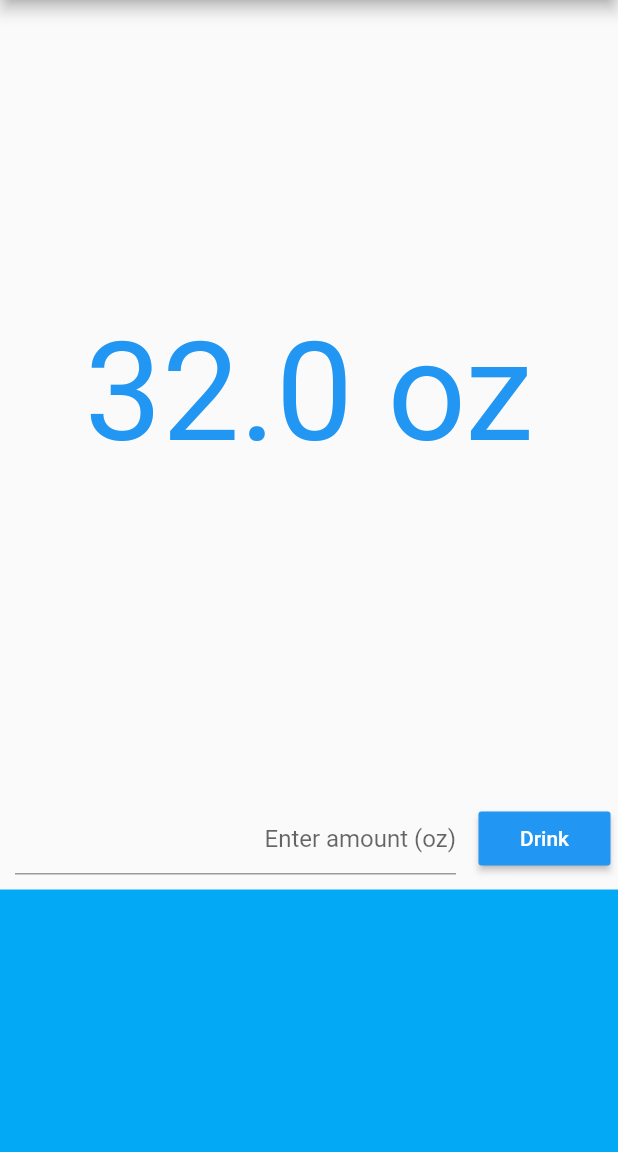
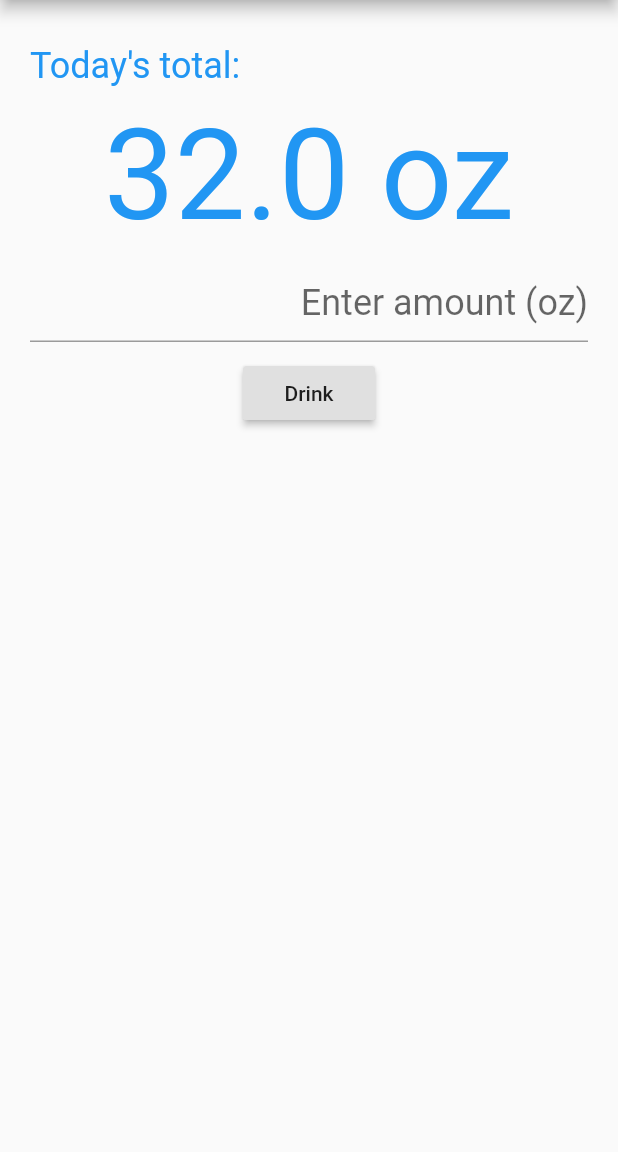
Before and after one commit to dgravesa/WaterLogger-Mobile, a Flutter app: the screen it shows after launch, on a phone screen of 412 x 824 dp, the part 84-1236 px from its top. Run offline on Flutter 3.47's test engine with Material 2 defaults, Android fonts, the phone set to English and light mode, and no system bars.

Commit message:
changing widgets to line in a single column; somewhat simpler

```diff
--- a/lib/main.dart
+++ b/lib/main.dart
@@ -47,63 +47,53 @@ class _HomePageState extends State<HomePage> {
           ),
         ),
       ),
-      body: Column(
+      body: Container(
+        margin: EdgeInsets.all(20.0),
+        child: Column(
           children: <Widget>[
-          Expanded(
-            flex: 3,
-            child: Container(
-              margin: EdgeInsets.all(20.0),
+            Container(
+              padding: EdgeInsets.only(top: 10.0),
+              child: Text(
+                "Today's total:",
+                style: TextStyle(
+                  color: Colors.blue,
+                  fontSize: 24.0,
+                ),
+              ),
+              alignment: Alignment.centerLeft,
+            ),
+            Container(
+              padding: EdgeInsets.only(top: 10.0, bottom: 10.0),
               alignment: Alignment.center,
               child: Text(
-                amount.toString() + ' oz',
-                textAlign: TextAlign.center,
+                amount.toString() + " oz",
                 style: TextStyle(
                   color: Colors.blue,
-                  fontSize: 92.0,
+                  fontSize: 84.0,
                 ),
+              )
             ),
+            TextField(
+              keyboardType: TextInputType.number,
+              textAlign: TextAlign.right,
+              style: TextStyle(
+                fontSize: 24.0,
               ),
-          ),
-          Row(
-            children: <Widget>[
-              Expanded(
-                child: Container(
-                  margin: EdgeInsets.all(5.0),
-                  padding: EdgeInsets.all(5.0),
-                  child: TextField(
-                    textAlign: TextAlign.right,
-                    keyboardType: TextInputType.number,
               decoration: InputDecoration(
-                      hintText: 'Enter amount (oz)',
-                      // border: OutlineInputBorder(
-                      //   borderRadius: BorderRadius.circular(5.0),
-                      // ),
-                    ),
-                  ),
+                hintText: "Enter amount (oz)"
               ),
             ),
             Container(
-                margin: EdgeInsets.all(5.0),
+              padding: EdgeInsets.only(top: 10.0),
               child: RaisedButton(
-                  color: Colors.blue,
                 child: Text(
-                    'Drink',
-                    style: TextStyle(
-                      color: Colors.white,
-                    ),
+                  "Drink",
                 ),
                 onPressed: () {},
-                )
+              ),
             )
           ],
         ),
-          Expanded(
-            flex: 1,
-            child: Container(
-              color: Colors.lightBlue,
-            )
-          )
-        ],
       )
     );
   }
```
Lines whose indentation alone changed are shown as unchanged.
